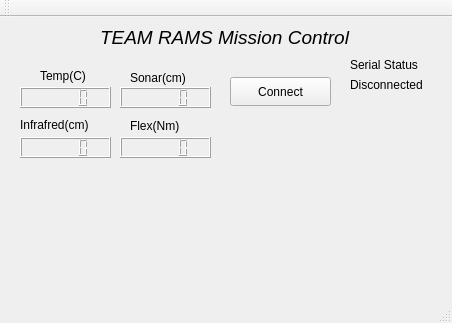
The window that moni_con.ui (stanleywinata/Motor_GUI) describes before a commit, drawn with Qt 5.
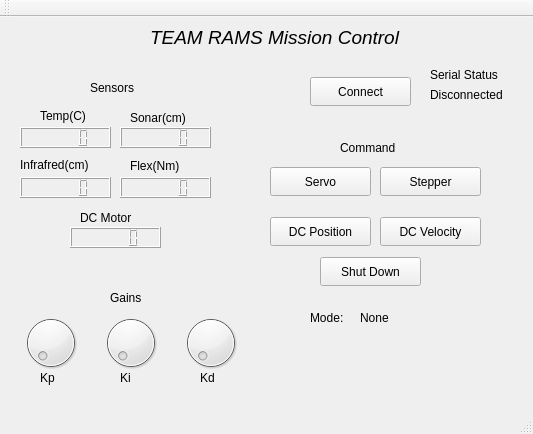
The same window after the commit.

The edit to the form file:
```diff
--- a/moni_con.ui
+++ b/moni_con.ui
@@ -6,8 +6,8 @@
    <rect>
     <x>0</x>
     <y>0</y>
-    <width>452</width>
-    <height>323</height>
+    <width>533</width>
+    <height>434</height>
    </rect>
   </property>
   <property name="windowTitle">
@@ -18,7 +18,7 @@
     <property name="geometry">
      <rect>
       <x>120</x>
-      <y>70</y>
+      <y>110</y>
       <width>91</width>
       <height>21</height>
      </rect>
@@ -28,7 +28,7 @@
     <property name="geometry">
      <rect>
       <x>20</x>
-      <y>70</y>
+      <y>110</y>
       <width>91</width>
       <height>21</height>
      </rect>
@@ -38,7 +38,7 @@
     <property name="geometry">
      <rect>
       <x>20</x>
-      <y>120</y>
+      <y>160</y>
       <width>91</width>
       <height>21</height>
      </rect>
@@ -48,7 +48,7 @@
     <property name="geometry">
      <rect>
       <x>120</x>
-      <y>120</y>
+      <y>160</y>
       <width>91</width>
       <height>21</height>
      </rect>
@@ -57,7 +57,7 @@
    <widget class="QLabel" name="label">
     <property name="geometry">
      <rect>
-      <x>100</x>
+      <x>150</x>
       <y>10</y>
       <width>251</width>
       <height>21</height>
@@ -79,7 +79,7 @@
    <widget class="QPushButton" name="connect_button">
     <property name="geometry">
      <rect>
-      <x>230</x>
+      <x>310</x>
       <y>60</y>
       <width>101</width>
       <height>29</height>
@@ -92,8 +92,8 @@
    <widget class="QLabel" name="label_2">
     <property name="geometry">
      <rect>
-      <x>350</x>
-      <y>40</y>
+      <x>430</x>
+      <y>50</y>
       <width>91</width>
       <height>16</height>
      </rect>
@@ -105,8 +105,8 @@
    <widget class="QLabel" name="statuslab">
     <property name="geometry">
      <rect>
-      <x>350</x>
-      <y>60</y>
+      <x>430</x>
+      <y>70</y>
       <width>91</width>
       <height>16</height>
      </rect>
@@ -119,7 +119,7 @@
     <property name="geometry">
      <rect>
       <x>20</x>
-      <y>100</y>
+      <y>140</y>
       <width>91</width>
       <height>16</height>
      </rect>
@@ -132,7 +132,7 @@
     <property name="geometry">
      <rect>
       <x>130</x>
-      <y>50</y>
+      <y>90</y>
       <width>71</width>
       <height>21</height>
      </rect>
@@ -145,7 +145,7 @@
     <property name="geometry">
      <rect>
       <x>40</x>
-      <y>50</y>
+      <y>90</y>
       <width>67</width>
       <height>17</height>
      </rect>
@@ -158,7 +158,7 @@
     <property name="geometry">
      <rect>
       <x>130</x>
-      <y>100</y>
+      <y>140</y>
       <width>67</width>
       <height>17</height>
      </rect>
@@ -167,6 +167,228 @@
      <string>Flex(Nm)</string>
     </property>
    </widget>
+   <widget class="QLabel" name="label_7">
+    <property name="geometry">
+     <rect>
+      <x>340</x>
+      <y>120</y>
+      <width>81</width>
+      <height>21</height>
+     </rect>
+    </property>
+    <property name="text">
+     <string>Command</string>
+    </property>
+   </widget>
+   <widget class="QPushButton" name="cmd_servo">
+    <property name="geometry">
+     <rect>
+      <x>270</x>
+      <y>150</y>
+      <width>101</width>
+      <height>29</height>
+     </rect>
+    </property>
+    <property name="text">
+     <string>Servo</string>
+    </property>
+   </widget>
+   <widget class="QPushButton" name="cmd_step">
+    <property name="geometry">
+     <rect>
+      <x>380</x>
+      <y>150</y>
+      <width>101</width>
+      <height>29</height>
+     </rect>
+    </property>
+    <property name="text">
+     <string>Stepper</string>
+    </property>
+   </widget>
+   <widget class="QPushButton" name="cmd_dcpos">
+    <property name="geometry">
+     <rect>
+      <x>270</x>
+      <y>200</y>
+      <width>101</width>
+      <height>29</height>
+     </rect>
+    </property>
+    <property name="text">
+     <string>DC Position</string>
+    </property>
+   </widget>
+   <widget class="QPushButton" name="cmd_dcvel">
+    <property name="geometry">
+     <rect>
+      <x>380</x>
+      <y>200</y>
+      <width>101</width>
+      <height>29</height>
+     </rect>
+    </property>
+    <property name="text">
+     <string>DC Velocity</string>
+    </property>
+   </widget>
+   <widget class="QDial" name="dial_2">
+    <property name="geometry">
+     <rect>
+      <x>100</x>
+      <y>290</y>
+      <width>61</width>
+      <height>71</height>
+     </rect>
+    </property>
+   </widget>
+   <widget class="QDial" name="dial_3">
+    <property name="geometry">
+     <rect>
+      <x>180</x>
+      <y>290</y>
+      <width>61</width>
+      <height>71</height>
+     </rect>
+    </property>
+   </widget>
+   <widget class="QLabel" name="label_8">
+    <property name="geometry">
+     <rect>
+      <x>110</x>
+      <y>270</y>
+      <width>41</width>
+      <height>21</height>
+     </rect>
+    </property>
+    <property name="text">
+     <string>Gains</string>
+    </property>
+   </widget>
+   <widget class="QLabel" name="label_9">
+    <property name="geometry">
+     <rect>
+      <x>40</x>
+      <y>350</y>
+      <width>21</width>
+      <height>21</height>
+     </rect>
+    </property>
+    <property name="text">
+     <string>Kp</string>
+    </property>
+   </widget>
+   <widget class="QLabel" name="label_11">
+    <property name="geometry">
+     <rect>
+      <x>120</x>
+      <y>350</y>
+      <width>21</width>
+      <height>21</height>
+     </rect>
+    </property>
+    <property name="text">
+     <string>Ki</string>
+    </property>
+   </widget>
+   <widget class="QLabel" name="label_12">
+    <property name="geometry">
+     <rect>
+      <x>200</x>
+      <y>350</y>
+      <width>21</width>
+      <height>21</height>
+     </rect>
+    </property>
+    <property name="text">
+     <string>Kd</string>
+    </property>
+   </widget>
+   <widget class="QDial" name="dial_4">
+    <property name="geometry">
+     <rect>
+      <x>20</x>
+      <y>290</y>
+      <width>61</width>
+      <height>71</height>
+     </rect>
+    </property>
+   </widget>
+   <widget class="QLabel" name="label_10">
+    <property name="geometry">
+     <rect>
+      <x>80</x>
+      <y>190</y>
+      <width>91</width>
+      <height>21</height>
+     </rect>
+    </property>
+    <property name="text">
+     <string>DC Motor</string>
+    </property>
+   </widget>
+   <widget class="QLabel" name="label_13">
+    <property name="geometry">
+     <rect>
+      <x>90</x>
+      <y>60</y>
+      <width>61</width>
+      <height>21</height>
+     </rect>
+    </property>
+    <property name="text">
+     <string>Sensors</string>
+    </property>
+   </widget>
+   <widget class="QLCDNumber" name="read_dc">
+    <property name="geometry">
+     <rect>
+      <x>70</x>
+      <y>210</y>
+      <width>91</width>
+      <height>21</height>
+     </rect>
+    </property>
+   </widget>
+   <widget class="QLabel" name="label_14">
+    <property name="geometry">
+     <rect>
+      <x>310</x>
+      <y>290</y>
+      <width>41</width>
+      <height>21</height>
+     </rect>
+    </property>
+    <property name="text">
+     <string>Mode:</string>
+    </property>
+   </widget>
+   <widget class="QLabel" name="cmd_mode">
+    <property name="geometry">
+     <rect>
+      <x>360</x>
+      <y>290</y>
+      <width>151</width>
+      <height>21</height>
+     </rect>
+    </property>
+    <property name="text">
+     <string>None</string>
+    </property>
+   </widget>
+   <widget class="QPushButton" name="cmd_off">
+    <property name="geometry">
+     <rect>
+      <x>320</x>
+      <y>240</y>
+      <width>101</width>
+      <height>29</height>
+     </rect>
+    </property>
+    <property name="text">
+     <string>Shut Down</string>
+    </property>
+   </widget>
   </widget>
   <widget class="QMenuBar" name="menuBar">
    <property name="geometry">
```
Left out of the diff: 2 changed lines with no effect on the pictures.
